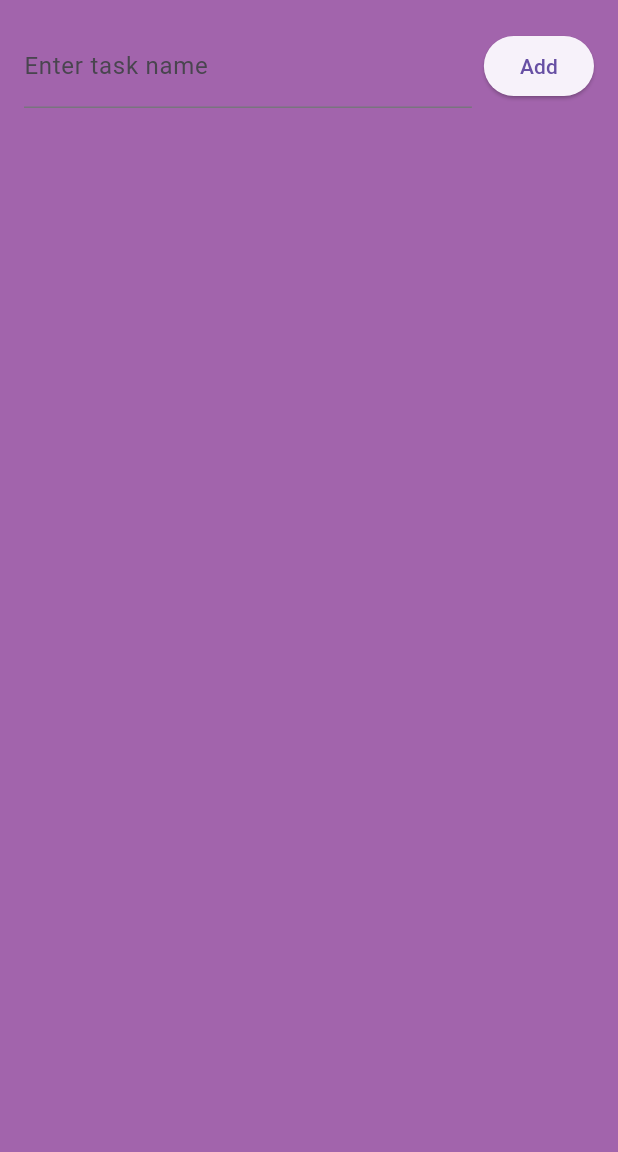
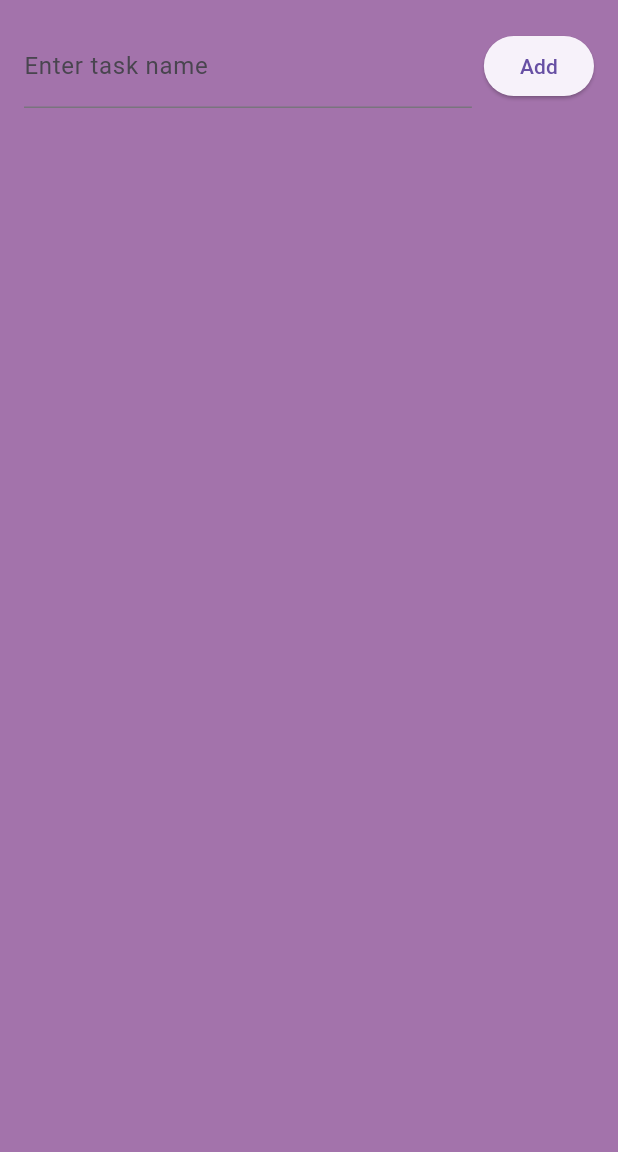
Before and after one commit to yeabkiya/TaskManagement, a Flutter app: the screen it shows after launch, on a phone screen of 412 x 824 dp, the part 84-1236 px from its top. Run offline on Flutter 3.47's test engine with Material 3 defaults, Android fonts, the phone set to English and light mode, and no system bars.

Commit message:
Changed the background color

```diff
--- a/lib/main.dart
+++ b/lib/main.dart
@@ -57,7 +57,7 @@ class _TaskListScreenState extends State<TaskListScreen> {
       appBar: AppBar(
         title: const Text('Task Manager'),
       ),
-      backgroundColor: const Color.fromARGB(255, 162, 100, 172),
+      backgroundColor: const Color.fromARGB(255, 163, 115, 171),
       body: Padding(
         padding: const EdgeInsets.all(16.0),
         child: Column(
```
